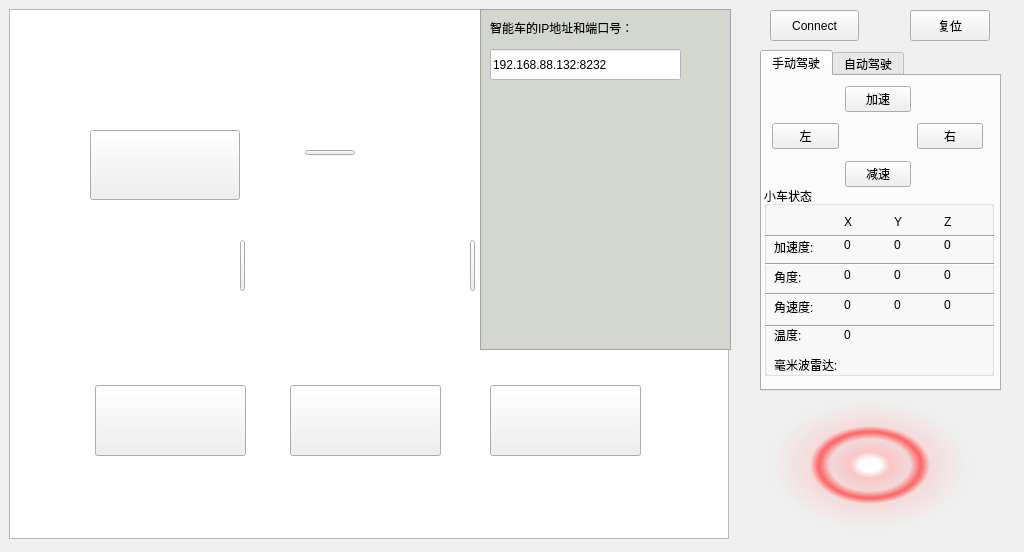
qq936859639/test2, file AICarDemo/aicardemo.ui: the form before one commit.
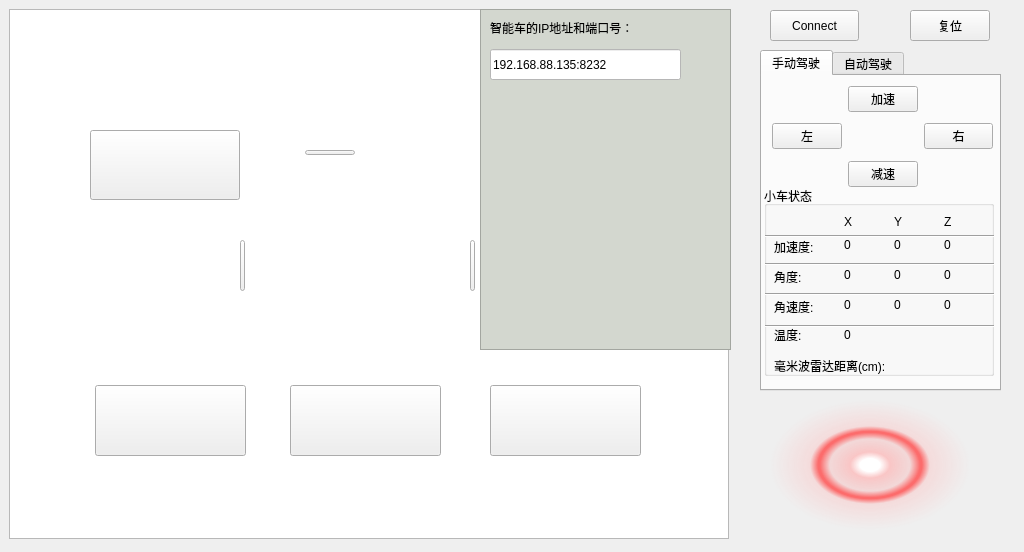
The form after the commit. The open tabs and pages were chosen to show the change. Icons and pictures are not drawn.

What changed in the file:
```diff
--- a/AICarDemo/aicardemo.ui
+++ b/AICarDemo/aicardemo.ui
@@ -128,7 +128,7 @@
       <rect>
        <x>10</x>
        <y>10</y>
-       <width>211</width>
+       <width>221</width>
        <height>101</height>
       </rect>
      </property>
@@ -379,12 +379,12 @@
        <rect>
         <x>10</x>
         <y>170</y>
-        <width>101</width>
-        <height>17</height>
+        <width>141</width>
+        <height>20</height>
        </rect>
       </property>
       <property name="text">
-       <string>毫米波雷达:</string>
+       <string>毫米波雷达距离(cm):</string>
       </property>
      </widget>
      <widget class="QLabel" name="temp_data">
@@ -403,9 +403,9 @@
      <widget class="QLabel" name="radar_data">
       <property name="geometry">
        <rect>
-        <x>120</x>
+        <x>160</x>
         <y>170</y>
-        <width>111</width>
+        <width>61</width>
         <height>20</height>
        </rect>
       </property>
@@ -1017,7 +1017,7 @@
      <string notr="true">background-color: rgb(255, 255, 255);</string>
     </property>
     <property name="text">
-     <string>192.168.88.132:8232</string>
+     <string>192.168.88.135:8232</string>
     </property>
    </widget>
   </widget>
```
Left out of the diff: 4 changed lines with no effect on the pictures.
